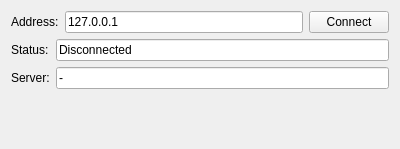
Old version of the form src/io/ioexternalbus.ui in the repository mortbopet/Ripes.
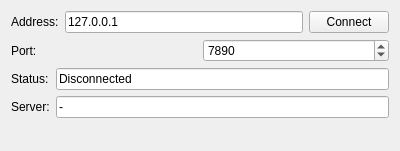
New version of the form.

What changed in the file:
```diff
--- a/src/io/ioexternalbus.ui
+++ b/src/io/ioexternalbus.ui
@@ -7,7 +7,7 @@
     <x>0</x>
     <y>0</y>
     <width>400</width>
-    <height>149</height>
+    <height>151</height>
    </rect>
   </property>
   <property name="windowTitle">
@@ -41,6 +41,30 @@
        </item>
       </layout>
      </item>
+     <item>
+      <layout class="QHBoxLayout" name="horizontalLayout">
+       <item>
+        <widget class="QLabel" name="labelp">
+         <property name="text">
+          <string>Port:</string>
+         </property>
+        </widget>
+       </item>
+       <item>
+        <widget class="QSpinBox" name="port">
+         <property name="minimum">
+          <number>1024</number>
+         </property>
+         <property name="maximum">
+          <number>65535</number>
+         </property>
+         <property name="value">
+          <number>7890</number>
+         </property>
+        </widget>
+       </item>
+      </layout>
+     </item>
      <item>
       <layout class="QGridLayout" name="gridLayout_3">
        <item row="1" column="0">
```
Left out of the diff: 14 changed lines with no effect on the pictures.
